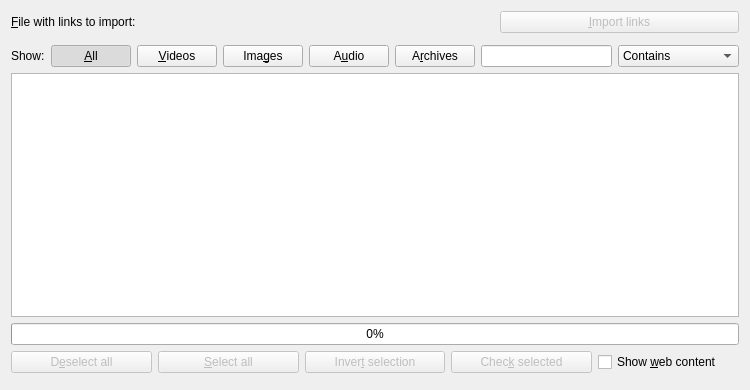
Before: the Qt Designer form ui/linkview/importlinkdialog.ui in KDE/kget, drawn with Qt 5.
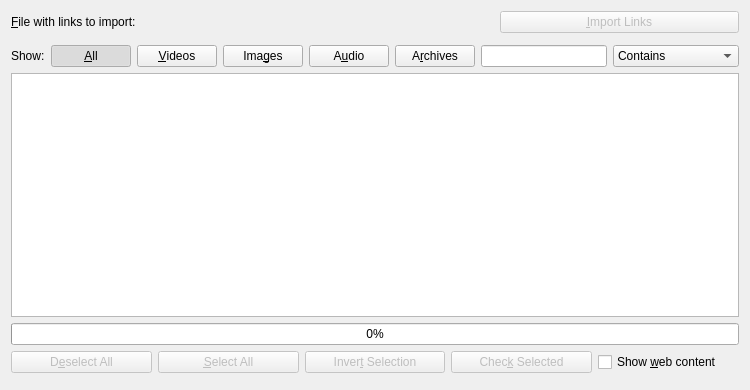
After: the same form once the commit is applied. Custom widgets are drawn as their Qt base class.

What changed in the file:
```diff
--- a/ui/linkview/importlinkdialog.ui
+++ b/ui/linkview/importlinkdialog.ui
@@ -32,7 +32,7 @@
         <bool>false</bool>
        </property>
        <property name="text">
-        <string>&amp;Import links</string>
+        <string>&amp;Import Links</string>
        </property>
       </widget>
      </item>
@@ -161,7 +161,7 @@
        </item>
        <item>
         <property name="text">
-         <string>Does not contain</string>
+         <string>Does Not Contain</string>
         </property>
        </item>
       </widget>
@@ -214,7 +214,7 @@
         <bool>false</bool>
        </property>
        <property name="text">
-        <string>D&amp;eselect all</string>
+        <string>D&amp;eselect All</string>
        </property>
       </widget>
      </item>
@@ -224,7 +224,7 @@
         <bool>false</bool>
        </property>
        <property name="text">
-        <string>&amp;Select all</string>
+        <string>&amp;Select All</string>
        </property>
       </widget>
      </item>
@@ -234,7 +234,7 @@
         <bool>false</bool>
        </property>
        <property name="text">
-        <string>Inver&amp;t selection</string>
+        <string>Inver&amp;t Selection</string>
        </property>
       </widget>
      </item>
@@ -244,7 +244,7 @@
         <bool>false</bool>
        </property>
        <property name="text">
-        <string extracomment="Check as in mark, not as in verify">Chec&amp;k selected</string>
+        <string extracomment="Check as in mark, not as in verify">Chec&amp;k Selected</string>
        </property>
       </widget>
      </item>
```
